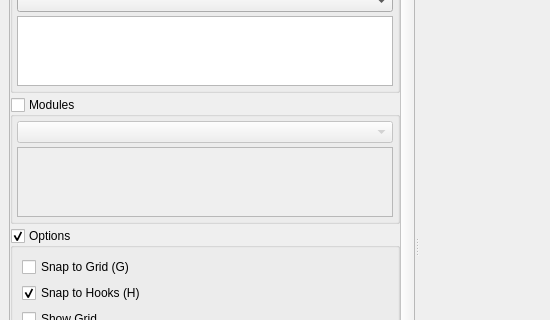
This is Tools/HolocronToolset/src/ui/windows/indoor_builder.ui in th3w1zard1/PyKotor as Qt 5 draws it before an edit; both pictures show x 0 to 550 and y 151 to 471 of the 1024 by 768 pixel window. The edited form follows.
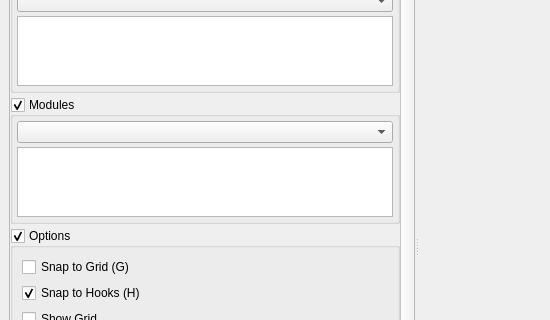
This is the edited form. Custom widgets are drawn as their Qt base class.

Commit message: feat: set Modules checkbox to checked by default

Diff of the .ui file:
```diff
--- a/Tools/HolocronToolset/src/ui/windows/indoor_builder.ui
+++ b/Tools/HolocronToolset/src/ui/windows/indoor_builder.ui
@@ -155,7 +155,7 @@
                <bool>true</bool>
               </property>
               <property name="checked">
-               <bool>false</bool>
+               <bool>true</bool>
               </property>
               <layout class="QVBoxLayout" name="modulesLayout">
                <property name="spacing">
```
